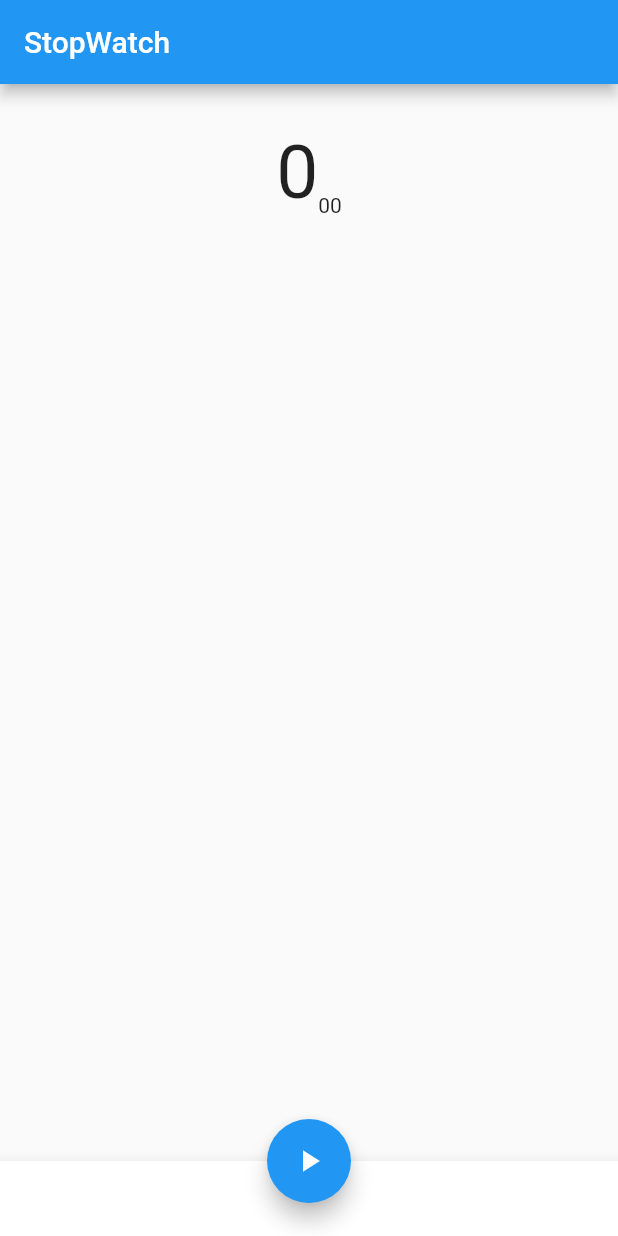
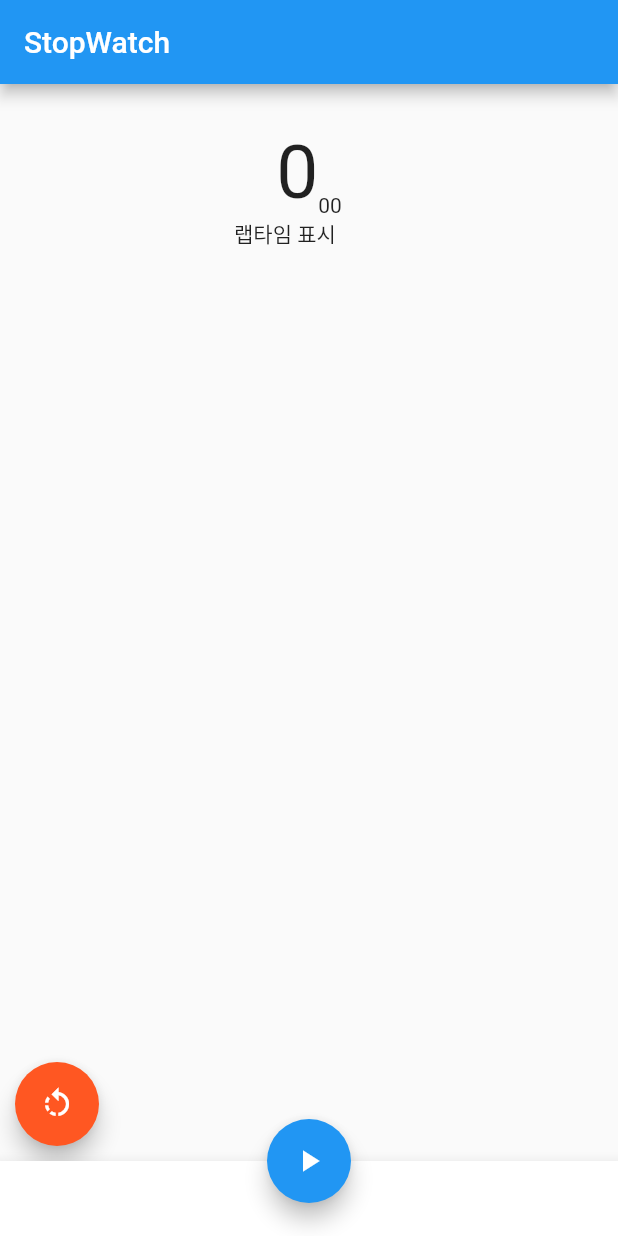
Before and after one commit to chihyeonWON/Stop-Watch, a Flutter app: the screen it shows after launch, on a phone screen of 412 x 824 dp. Run offline on Flutter 3.47's test engine with Material 2 defaults, Android fonts, the phone set to English and light mode, and no system bars.

Commit message:
왼쪽 아래에 초기화 버튼 생성

```diff
--- a/lib/main.dart
+++ b/lib/main.dart
@@ -67,10 +67,26 @@ Widget _buildBody() {
                   ),
                     Text('00'), // 1/100초
                 ],
-              )
-            ]
-          )
-        ]
+              ),
+              Container( // 랩타임을 표시하는 영역
+                width:100,
+                height:200,
+                child:ListView(
+                  children:<Widget>[Text('랩타임 표시')],
+                ),
+                 )
+            ],
+          ),
+          Positioned(
+            left:10,
+            bottom:10,
+            child:FloatingActionButton( // 왼쪽 아래에 위치한 초기화 버튼)
+              backgroundColor: Colors.deepOrange,
+              onPressed:(){},
+              child:Icon(Icons.rotate_left),
+            ),
+          ),
+        ],
       )
     )
   );
```
